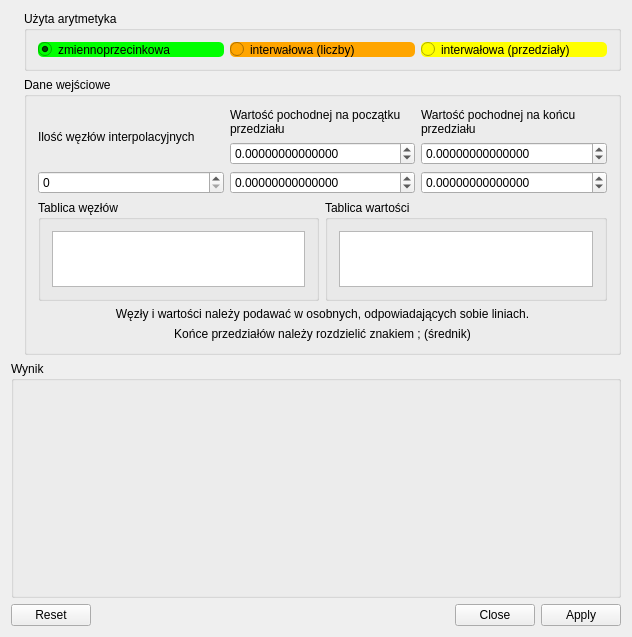
The window that mainwindow.ui (dos1/funkcjosklejator3000) describes before a commit, drawn with Qt 5.
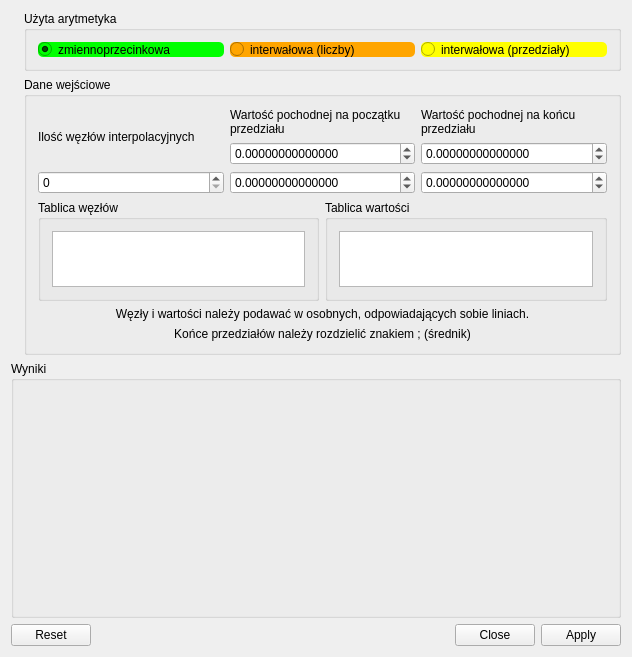
The same window after the commit. Icons and pictures are not drawn.

```diff
--- a/mainwindow.ui
+++ b/mainwindow.ui
@@ -314,12 +314,12 @@
        </sizepolicy>
       </property>
       <property name="title">
-       <string>Wynik</string>
+       <string>Wyniki</string>
       </property>
       <property name="flat">
        <bool>false</bool>
       </property>
-      <layout class="QHBoxLayout" name="horizontalLayout_3">
+      <layout class="QVBoxLayout" name="verticalLayout_9">
        <item>
         <widget class="QTableView" name="tableView">
          <property name="sizePolicy">
@@ -333,6 +333,30 @@
          </property>
         </widget>
        </item>
+       <item>
+        <layout class="QHBoxLayout" name="horizontalLayout_3">
+         <item>
+          <widget class="QLabel" name="label_7">
+           <property name="text">
+            <string/>
+           </property>
+           <property name="alignment">
+            <set>Qt::AlignCenter</set>
+           </property>
+          </widget>
+         </item>
+         <item>
+          <widget class="QLabel" name="label_8">
+           <property name="text">
+            <string/>
+           </property>
+           <property name="alignment">
+            <set>Qt::AlignCenter</set>
+           </property>
+          </widget>
+         </item>
+        </layout>
+       </item>
       </layout>
      </widget>
     </item>
```
Left out of the diff: 3 changed lines with no effect on the pictures.
